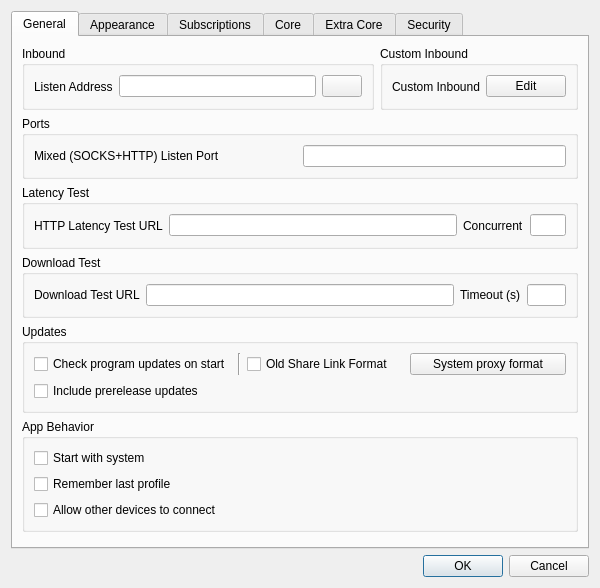
Before: the Qt Designer form src/ui/dialog_basic_settings.ui in Ogstra/proxor, drawn with Qt 5.
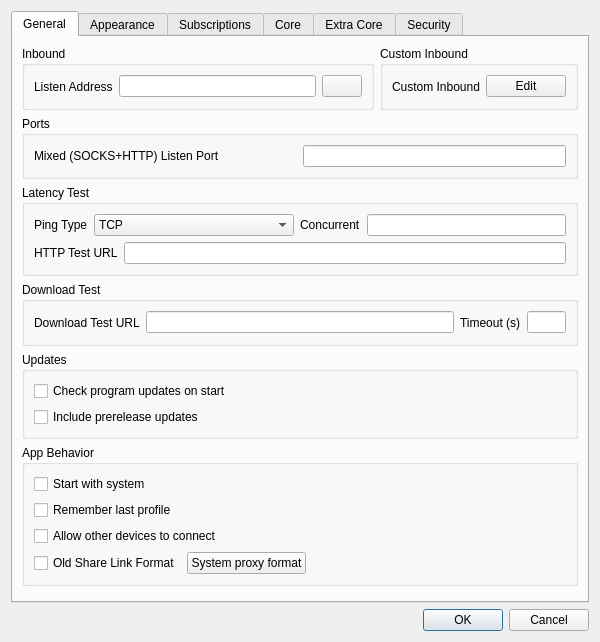
After: the same form once the commit is applied. Custom widgets are drawn as their Qt base class.

Commit message: Add configurable ping type (TCP/ICMP/HEAD) with silent ICMP subscription auto-test, reset latency results on launch, and Windows TUN network-icon and startup fixes

Diff of the .ui file:
```diff
--- a/src/ui/dialog_basic_settings.ui
+++ b/src/ui/dialog_basic_settings.ui
@@ -128,16 +128,34 @@
          <property name="title">
           <string>Latency Test</string>
          </property>
-         <layout class="QHBoxLayout" name="horizontalLayout_9" stretch="0,8,1,1">
+         <layout class="QVBoxLayout" name="verticalLayout_latency">
           <item>
-             <widget class="QLabel" name="label_13">
+           <layout class="QHBoxLayout" name="horizontalLayout_latency_top" stretch="0,1,0,1">
+            <item>
+             <widget class="QLabel" name="label_ping_type">
               <property name="text">
-               <string>HTTP Latency Test URL</string>
+               <string>Ping Type</string>
               </property>
              </widget>
           </item>
           <item>
-           <widget class="QLineEdit" name="test_latency_url"/>
+             <widget class="QComboBox" name="ping_type">
+              <item>
+               <property name="text">
+                <string notr="true">TCP</string>
+               </property>
+              </item>
+              <item>
+               <property name="text">
+                <string notr="true">ICMP</string>
+               </property>
+              </item>
+              <item>
+               <property name="text">
+                <string notr="true">HEAD</string>
+               </property>
+              </item>
+             </widget>
           </item>
           <item>
            <widget class="QLabel" name="label_14">
@@ -150,6 +168,22 @@
            <widget class="QLineEdit" name="test_concurrent"/>
           </item>
          </layout>
+          </item>
+          <item>
+           <layout class="QHBoxLayout" name="horizontalLayout_9" stretch="0,8">
+            <item>
+             <widget class="QLabel" name="label_13">
+              <property name="text">
+               <string>HTTP Test URL</string>
+              </property>
+             </widget>
+            </item>
+            <item>
+             <widget class="QLineEdit" name="test_latency_url"/>
+            </item>
+           </layout>
+          </item>
+         </layout>
         </widget>
        </item>
        <item>
@@ -188,8 +222,6 @@
          </property>
          <layout class="QVBoxLayout" name="verticalLayout_updates_group">
           <item>
-           <layout class="QHBoxLayout" name="horizontalLayout_18">
-            <item>
              <widget class="QCheckBox" name="check_update_on_start">
               <property name="text">
                <string>Check program updates on start</string>
@@ -197,32 +229,6 @@
              </widget>
             </item>
             <item>
-             <widget class="Line" name="sys_proxy_format_vline">
-              <property name="orientation">
-               <enum>Qt::Vertical</enum>
-              </property>
-             </widget>
-            </item>
-            <item>
-             <widget class="QCheckBox" name="old_share_link_format">
-              <property name="toolTip">
-               <string>Share VMess Link with v2rayN Format</string>
-              </property>
-              <property name="text">
-               <string>Old Share Link Format</string>
-              </property>
-             </widget>
-            </item>
-            <item>
-             <widget class="QPushButton" name="sys_proxy_format">
-              <property name="text">
-               <string>System proxy format</string>
-              </property>
-             </widget>
-            </item>
-           </layout>
-          </item>
-          <item>
            <widget class="QCheckBox" name="check_include_pre">
             <property name="toolTip">
              <string>Include prerelease versions when checking for updates.</string>
@@ -262,6 +268,40 @@
             </property>
            </widget>
           </item>
+          <item>
+           <layout class="QHBoxLayout" name="horizontalLayout_app_misc">
+            <item>
+             <widget class="QCheckBox" name="old_share_link_format">
+              <property name="toolTip">
+               <string>Share VMess Link with v2rayN Format</string>
+              </property>
+              <property name="text">
+               <string>Old Share Link Format</string>
+              </property>
+             </widget>
+            </item>
+            <item>
+             <widget class="QPushButton" name="sys_proxy_format">
+              <property name="text">
+               <string>System proxy format</string>
+              </property>
+             </widget>
+            </item>
+            <item>
+             <spacer name="horizontalSpacer_app_misc">
+              <property name="orientation">
+               <enum>Qt::Horizontal</enum>
+              </property>
+              <property name="sizeHint" stdset="0">
+               <size>
+                <width>40</width>
+                <height>20</height>
+               </size>
+              </property>
+             </spacer>
+            </item>
+           </layout>
+          </item>
          </layout>
         </widget>
        </item>
```
Lines whose indentation alone changed are shown as unchanged. The commit also changes 13 other files.
